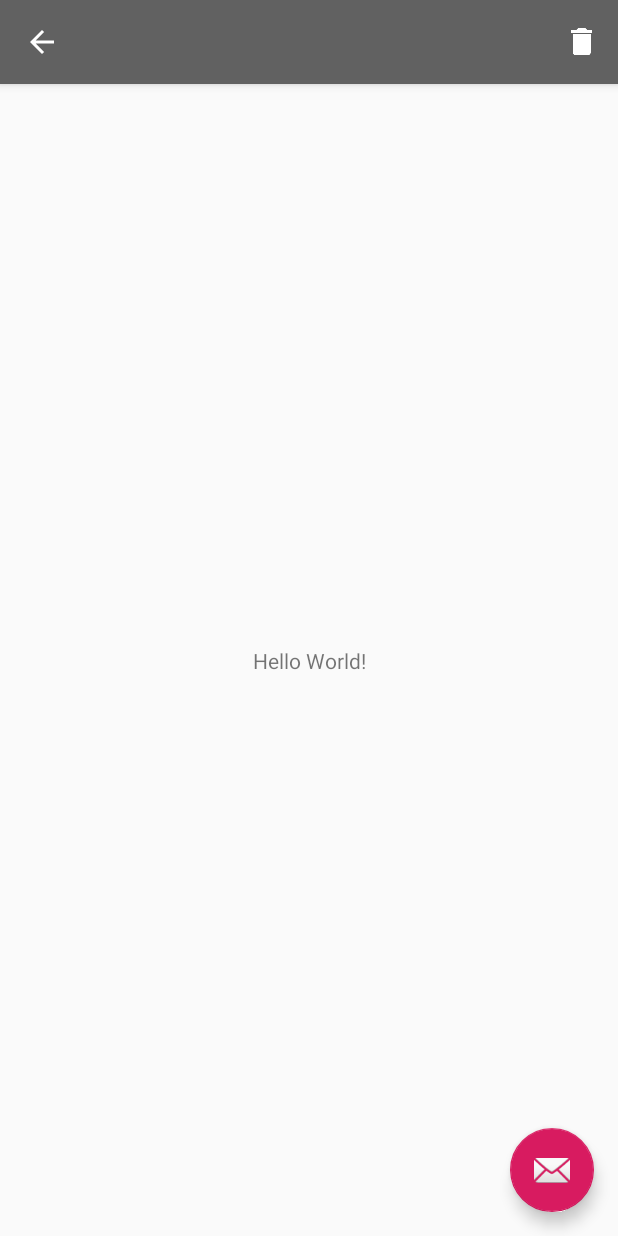
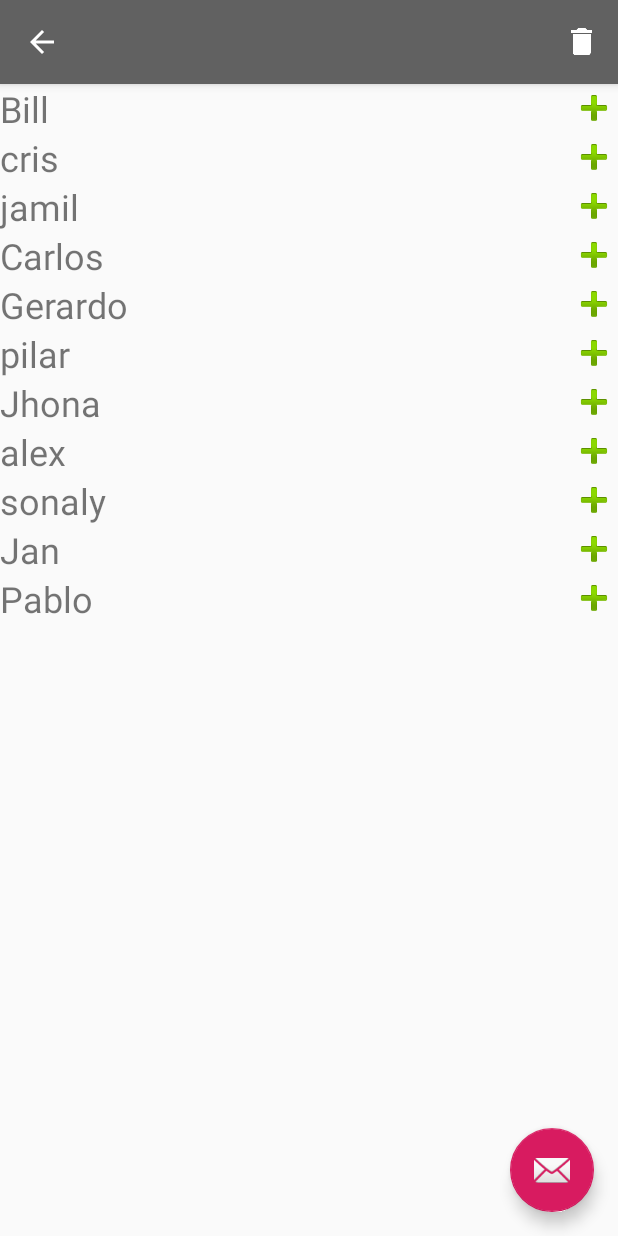
Before and after one commit to CarlitosDroid/demo-move-items-recyclerview, an Android app: the screen it shows after launch (MainActivity), after a tap on an icon or button, on a phone screen of 412 x 824 dp. Run offline under Robolectric (Android 15) with nearby library versions, the phone set to English and light mode, and no system bars.

Commit message:
implementation ItemTouchHelper

```diff
--- a/app/build.gradle
+++ b/app/build.gradle
@@ -27,6 +27,7 @@ dependencies {
     implementation "org.jetbrains.kotlin:kotlin-stdlib-jdk7:$kotlin_version"
     implementation 'com.android.support:appcompat-v7:28.0.0'
     implementation 'com.android.support.constraint:constraint-layout:1.1.3'
+    implementation 'com.android.support:recyclerview-v7:28.0.0'
     implementation 'com.android.support:design:28.0.0'
     testImplementation 'junit:junit:4.12'
     androidTestImplementation 'com.android.support.test:runner:1.0.2'
--- a/app/src/main/java/com/carlitosdroid/demo_move_items_recyclerview/MainActivity.kt
+++ b/app/src/main/java/com/carlitosdroid/demo_move_items_recyclerview/MainActivity.kt
@@ -3,15 +3,24 @@ package com.carlitosdroid.demo_move_items_recyclerview
 import android.os.Bundle
 import android.support.v7.app.AppCompatActivity
 import android.support.v7.view.ActionMode
+import android.support.v7.widget.LinearLayoutManager
+import android.support.v7.widget.RecyclerView
+import android.support.v7.widget.helper.ItemTouchHelper
 import android.view.Menu
 import android.view.MenuItem
+import com.carlitosdroid.demo_move_items_recyclerview.helper.SimpleItemTouchHelperCallback
+import kotlinx.android.synthetic.main.activity_main.*
+import kotlinx.android.synthetic.main.content_main.*
 
-import kotlinx.android.synthetic.main.activity_main.*
-
-class MainActivity : AppCompatActivity() {
+class MainActivity : AppCompatActivity(), PersonAdapter.OnDragStartListener{
 
     private var actionMode: ActionMode? = null
     private var actionModeCallback: ActionModeCallback? = null
+
+    private var mItemTouchHelper : ItemTouchHelper? = null
+    val people : MutableList<Person> = mutableListOf()
+    var adapterPerson : PersonAdapter?=null
+
 
     override fun onCreate(savedInstanceState: Bundle?) {
         super.onCreate(savedInstanceState)
@@ -21,9 +30,28 @@ class MainActivity : AppCompatActivity() {
         fab.setOnClickListener { view ->
             if (actionMode == null) {
                 actionMode = startSupportActionMode(actionModeCallback!!)
+                adapterPerson!!.enabledItems(true)
             }
         }
+        people.add(Person(1, "Bill", "72041666"))
+        people.add(Person(2, "cris", "72041789"))
+        people.add(Person(3, "jamil", "72041616"))
+        people.add(Person(1, "Carlos", "72041666"))
+        people.add(Person(2, "Gerardo", "72041789"))
+        people.add(Person(3, "pilar", "72041616"))
+        people.add(Person(1, "Jhona", "72041666"))
+        people.add(Person(2, "alex", "72041789"))
+        people.add(Person(3, "sonaly", "72041616"))
+        people.add(Person(3, "Jan", "72041616"))
+        people.add(Person(3, "Pablo", "72041616"))
 
+        adapterPerson = PersonAdapter(people,this)
+        rvPerson.adapter = adapterPerson
+        rvPerson.layoutManager = LinearLayoutManager(this)
+
+        val callback = SimpleItemTouchHelperCallback(adapterPerson!!)
+        mItemTouchHelper = ItemTouchHelper(callback)
+        mItemTouchHelper!!.attachToRecyclerView(rvPerson)
         actionModeCallback = ActionModeCallback()
 
     }
@@ -56,23 +84,24 @@ class MainActivity : AppCompatActivity() {
         }
 
         override fun onActionItemClicked(mode: ActionMode, item: MenuItem): Boolean {
-            when (item.itemId) {
+            return when (item.itemId) {
                 R.id.action_delete -> {
-                    // delete all the selected messages
-                    //deleteMessages();
+                    adapterPerson!!.enabledItems(false)
                     mode.finish()
-                    return true
+                    true
                 }
 
-                else -> return false
+                else -> false
             }
         }
 
         override fun onDestroyActionMode(mode: ActionMode) {
-            //nativeAdapter.clearAllSelections()
             actionMode = null
         }
     }
 
+    override fun onDragStarted(viewHolder: RecyclerView.ViewHolder) {
+        mItemTouchHelper!!.startDrag(viewHolder)
+    }
 
 }
--- /dev/null
+++ b/app/src/main/java/com/carlitosdroid/demo_move_items_recyclerview/Person.kt
@@ -0,0 +1,6 @@
+package com.carlitosdroid.demo_move_items_recyclerview
+
+data class Person(val id: Int,
+                  val name: String,
+                  val dni: String,
+                  var drag:Boolean=false)
--- /dev/null
+++ b/app/src/main/java/com/carlitosdroid/demo_move_items_recyclerview/PersonAdapter.kt
@@ -0,0 +1,70 @@
+package com.carlitosdroid.demo_move_items_recyclerview
+
+import android.support.v4.view.MotionEventCompat
+import android.support.v7.widget.RecyclerView
+import android.view.LayoutInflater
+import android.view.MotionEvent
+import android.view.View
+import android.view.ViewGroup
+import com.carlitosdroid.demo_move_items_recyclerview.helper.ItemTouchHelperInterface
+import kotlinx.android.synthetic.main.person_item.view.*
+
+class PersonAdapter(val personArrayList: MutableList<Person>,
+                    var onDragStartListener: OnDragStartListener) : RecyclerView.Adapter<PersonAdapter.MyViewHolder>(), ItemTouchHelperInterface {
+
+    override fun onCreateViewHolder(p0: ViewGroup, p1: Int): MyViewHolder {
+        return MyViewHolder(LayoutInflater.from(p0.context)
+                .inflate(R.layout.person_item, p0, false))
+    }
+
+    override fun getItemCount() = personArrayList.size
+
+    override fun onBindViewHolder(myViewHolder: MyViewHolder, position: Int) {
+        myViewHolder.bind(personArrayList[position])
+    }
+
+    override fun onItemMove(fromPosition: Int, toPosition: Int) {
+        val person = personArrayList[fromPosition]
+        personArrayList.removeAt(fromPosition)
+        personArrayList.add(toPosition, person)
+        notifyItemMoved(fromPosition, toPosition)
+    }
+
+    override fun onItemDismiss(position: Int) {
+        personArrayList.removeAt(position)
+        notifyItemRemoved(position)
+    }
+
+    fun enabledItems(enable: Boolean) {
+        for (person in personArrayList) {
+            person.drag = enable
+        }
+        notifyDataSetChanged()
+    }
+
+    inner class MyViewHolder(itemView: View) : RecyclerView.ViewHolder(itemView) {
+
+        init {
+            itemView.ivDrag.setOnTouchListener { _, event ->
+                if (MotionEventCompat.getActionMasked(event) == MotionEvent.ACTION_DOWN) {
+                    onDragStartListener!!.onDragStarted(this)
+                }
+                false
+            }
+        }
+
+        fun bind(person: Person) {
+            itemView.tvName.text = person.name
+            if (person.drag) {
+                itemView.ivDrag.visibility = View.VISIBLE
+            } else {
+                itemView.ivDrag.visibility = View.GONE
+            }
+        }
+    }
+
+    interface OnDragStartListener {
+        fun onDragStarted(viewHolder: RecyclerView.ViewHolder)
+    }
+
+}
--- /dev/null
+++ b/app/src/main/java/com/carlitosdroid/demo_move_items_recyclerview/helper/ItemTouchHelperInterface.kt
@@ -0,0 +1,6 @@
+package com.carlitosdroid.demo_move_items_recyclerview.helper
+
+interface ItemTouchHelperInterface {
+    fun onItemMove(fromPosition: Int, toPosition: Int)
+    fun onItemDismiss(position: Int)
+}
--- /dev/null
+++ b/app/src/main/java/com/carlitosdroid/demo_move_items_recyclerview/helper/SimpleItemTouchHelperCallback.kt
@@ -0,0 +1,26 @@
+package com.carlitosdroid.demo_move_items_recyclerview.helper
+
+import android.support.v7.widget.RecyclerView
+import android.support.v7.widget.helper.ItemTouchHelper
+
+class SimpleItemTouchHelperCallback(private val itemTouchHelperInterface: ItemTouchHelperInterface) : ItemTouchHelper.Callback() {
+
+    override fun getMovementFlags(p0: RecyclerView, p1: RecyclerView.ViewHolder): Int {
+        val dragFlags = ItemTouchHelper.UP or ItemTouchHelper.DOWN
+        val swipeFlags = ItemTouchHelper.START or ItemTouchHelper.END
+        return makeMovementFlags(dragFlags, swipeFlags)
+    }
+
+    override fun onMove(p0: RecyclerView, p1: RecyclerView.ViewHolder, p2: RecyclerView.ViewHolder): Boolean {
+        if (p1.itemViewType != p2.itemViewType) {
+            return false
+        }
+        itemTouchHelperInterface.onItemMove(p1.adapterPosition, p2.adapterPosition)
+        return true
+    }
+
+    override fun onSwiped(p0: RecyclerView.ViewHolder, p1: Int) {
+        itemTouchHelperInterface.onItemDismiss(p0.adapterPosition)
+    }
+
+}
--- a/app/src/main/res/layout/content_main.xml
+++ b/app/src/main/res/layout/content_main.xml
@@ -8,13 +8,8 @@
     tools:context=".MainActivity"
     tools:showIn="@layout/activity_main">
 
-    <TextView
-        android:layout_width="wrap_content"
-        android:layout_height="wrap_content"
-        android:text="Hello World!"
-        app:layout_constraintBottom_toBottomOf="parent"
-        app:layout_constraintLeft_toLeftOf="parent"
-        app:layout_constraintRight_toRightOf="parent"
-        app:layout_constraintTop_toTopOf="parent" />
-
+    <android.support.v7.widget.RecyclerView
+        android:id="@+id/rvPerson"
+        android:layout_width="match_parent"
+        android:layout_height="match_parent"/>
 </android.support.constraint.ConstraintLayout>
--- /dev/null
+++ b/app/src/main/res/layout/person_item.xml
@@ -0,0 +1,22 @@
+<?xml version="1.0" encoding="utf-8"?>
+<LinearLayout xmlns:android="http://schemas.android.com/apk/res/android"
+    android:layout_width="match_parent"
+    android:layout_height="wrap_content"
+    android:orientation="horizontal"
+    xmlns:tools="http://schemas.android.com/tools">
+
+    <TextView
+        android:id="@+id/tvName"
+        android:textSize="24sp"
+        android:layout_weight="1"
+        android:layout_width="wrap_content"
+        android:layout_height="wrap_content"
+       tools:text="Bill Flores "/>
+
+    <ImageView
+        android:id="@+id/ivDrag"
+        android:layout_weight="0"
+        android:layout_width="wrap_content"
+        android:layout_height="wrap_content"
+        android:src="@android:drawable/ic_input_add"/>
+</LinearLayout>
--- a/build.gradle
+++ b/build.gradle
@@ -7,7 +7,7 @@ buildscript {
         jcenter()
     }
     dependencies {
-        classpath 'com.android.tools.build:gradle:3.2.0'
+        classpath 'com.android.tools.build:gradle:3.2.1'
         classpath "org.jetbrains.kotlin:kotlin-gradle-plugin:$kotlin_version"
 
         // NOTE: Do not place your application dependencies here; they belong
```
